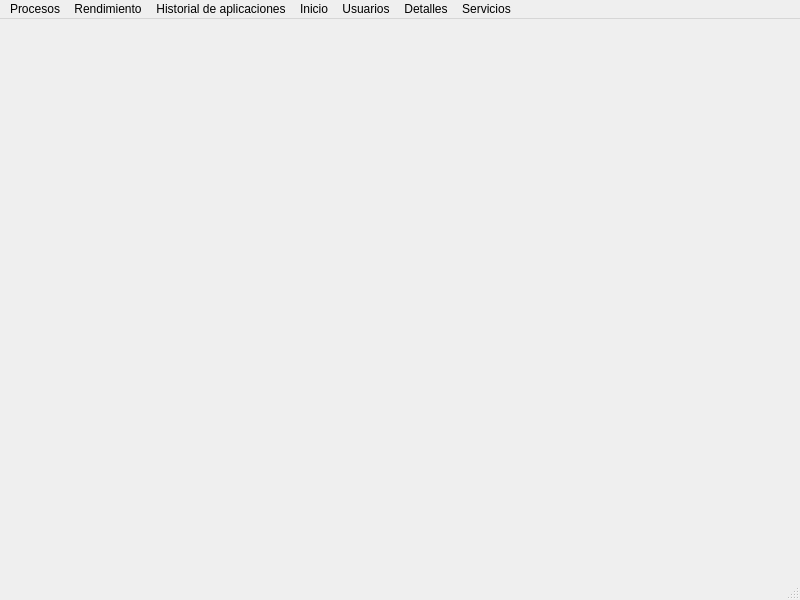
Before: the Qt Designer form mainwindow.ui in EdgardQO/TaskManagerv1, drawn with Qt 5.
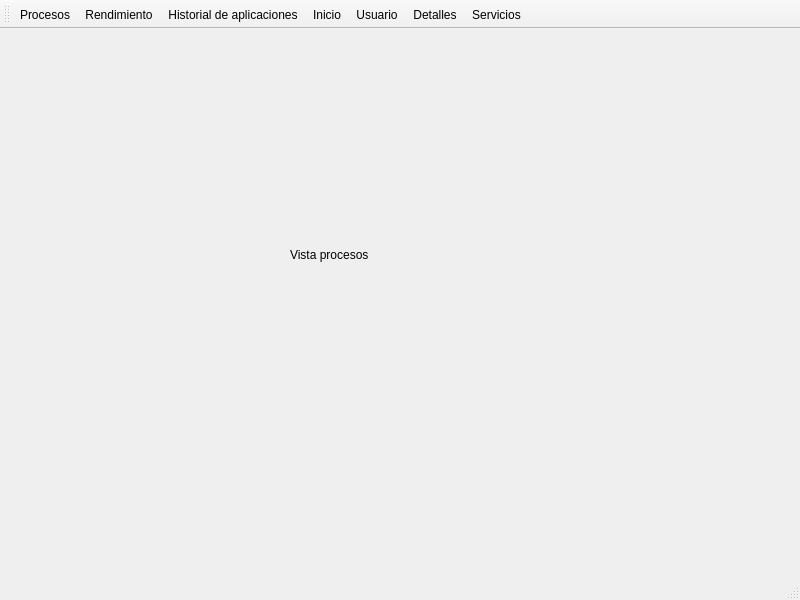
After: the same form once the commit is applied.

Commit message: cambios tool bar

```diff
--- a/mainwindow.ui
+++ b/mainwindow.ui
@@ -13,7 +13,51 @@
   <property name="windowTitle">
    <string>MainWindow</string>
   </property>
-  <widget class="QWidget" name="centralwidget"/>
+  <widget class="QWidget" name="centralwidget">
+   <widget class="QStackedWidget" name="stackedWidgetPrincipal">
+    <property name="geometry">
+     <rect>
+      <x>20</x>
+      <y>10</y>
+      <width>771</width>
+      <height>511</height>
+     </rect>
+    </property>
+    <property name="currentIndex">
+     <number>0</number>
+    </property>
+    <widget class="QWidget" name="page">
+     <widget class="QLabel" name="label">
+      <property name="geometry">
+       <rect>
+        <x>270</x>
+        <y>110</y>
+        <width>121</width>
+        <height>211</height>
+       </rect>
+      </property>
+      <property name="text">
+       <string>Vista procesos</string>
+      </property>
+     </widget>
+    </widget>
+    <widget class="QWidget" name="page_2">
+     <widget class="QLabel" name="label_2">
+      <property name="geometry">
+       <rect>
+        <x>490</x>
+        <y>20</y>
+        <width>101</width>
+        <height>271</height>
+       </rect>
+      </property>
+      <property name="text">
+       <string>Vista rendimiento</string>
+      </property>
+     </widget>
+    </widget>
+   </widget>
+  </widget>
   <widget class="QMenuBar" name="menubar">
    <property name="geometry">
     <rect>
@@ -23,50 +67,82 @@
      <height>23</height>
     </rect>
    </property>
-   <widget class="QMenu" name="menuhola">
-    <property name="title">
-     <string>Procesos</string>
-    </property>
-   </widget>
-   <widget class="QMenu" name="menuRendimiento">
-    <property name="title">
-     <string>Rendimiento</string>
-    </property>
-   </widget>
-   <widget class="QMenu" name="menuHistorial_de_aplicaciones">
-    <property name="title">
-     <string>Historial de aplicaciones</string>
-    </property>
-   </widget>
-   <widget class="QMenu" name="menuInicio">
-    <property name="title">
-     <string>Inicio</string>
-    </property>
-   </widget>
-   <widget class="QMenu" name="menuUsuarios">
-    <property name="title">
-     <string>Usuarios</string>
-    </property>
-   </widget>
-   <widget class="QMenu" name="menuDetalles">
-    <property name="title">
-     <string>Detalles</string>
-    </property>
-   </widget>
-   <widget class="QMenu" name="menuServicios">
-    <property name="title">
-     <string>Servicios</string>
-    </property>
-   </widget>
-   <addaction name="menuhola"/>
-   <addaction name="menuRendimiento"/>
-   <addaction name="menuHistorial_de_aplicaciones"/>
-   <addaction name="menuInicio"/>
-   <addaction name="menuUsuarios"/>
-   <addaction name="menuDetalles"/>
-   <addaction name="menuServicios"/>
   </widget>
   <widget class="QStatusBar" name="statusbar"/>
+  <widget class="QToolBar" name="toolBar">
+   <property name="windowTitle">
+    <string>toolBar</string>
+   </property>
+   <attribute name="toolBarArea">
+    <enum>TopToolBarArea</enum>
+   </attribute>
+   <attribute name="toolBarBreak">
+    <bool>false</bool>
+   </attribute>
+   <addaction name="actionProcesos"/>
+   <addaction name="actionRendimiento"/>
+   <addaction name="actionHistorial_de_aplicaciones"/>
+   <addaction name="actionInicio"/>
+   <addaction name="actionUsuario"/>
+   <addaction name="actionDetalles"/>
+   <addaction name="actionServicios"/>
+  </widget>
+  <action name="actionRendimiento">
+   <property name="text">
+    <string>Rendimiento</string>
+   </property>
+   <property name="menuRole">
+    <enum>QAction::MenuRole::NoRole</enum>
+   </property>
+  </action>
+  <action name="actionProcesos">
+   <property name="text">
+    <string>Procesos</string>
+   </property>
+   <property name="menuRole">
+    <enum>QAction::MenuRole::NoRole</enum>
+   </property>
+  </action>
+  <action name="actionHistorial_de_aplicaciones">
+   <property name="text">
+    <string>Historial de aplicaciones</string>
+   </property>
+   <property name="menuRole">
+    <enum>QAction::MenuRole::NoRole</enum>
+   </property>
+  </action>
+  <action name="actionInicio">
+   <property name="text">
+    <string>Inicio</string>
+   </property>
+   <property name="menuRole">
+    <enum>QAction::MenuRole::NoRole</enum>
+   </property>
+  </action>
+  <action name="actionUsuario">
+   <property name="text">
+    <string>Usuario</string>
+   </property>
+   <property name="menuRole">
+    <enum>QAction::MenuRole::NoRole</enum>
+   </property>
+  </action>
+  <action name="actionDetalles">
+   <property name="text">
+    <string>Detalles</string>
+   </property>
+   <property name="menuRole">
+    <enum>QAction::MenuRole::NoRole</enum>
+   </property>
+  </action>
+  <action name="actionServicios">
+   <property name="text">
+    <string>Servicios</string>
+   </property>
+   <property name="menuRole">
+    <enum>QAction::MenuRole::NoRole</enum>
+   </property>
+  </action>
  </widget>
  <resources/>
  <connections/>
```
Left out of the diff: 4 changed lines with no effect on the pictures. The commit also changes 15 other files.
